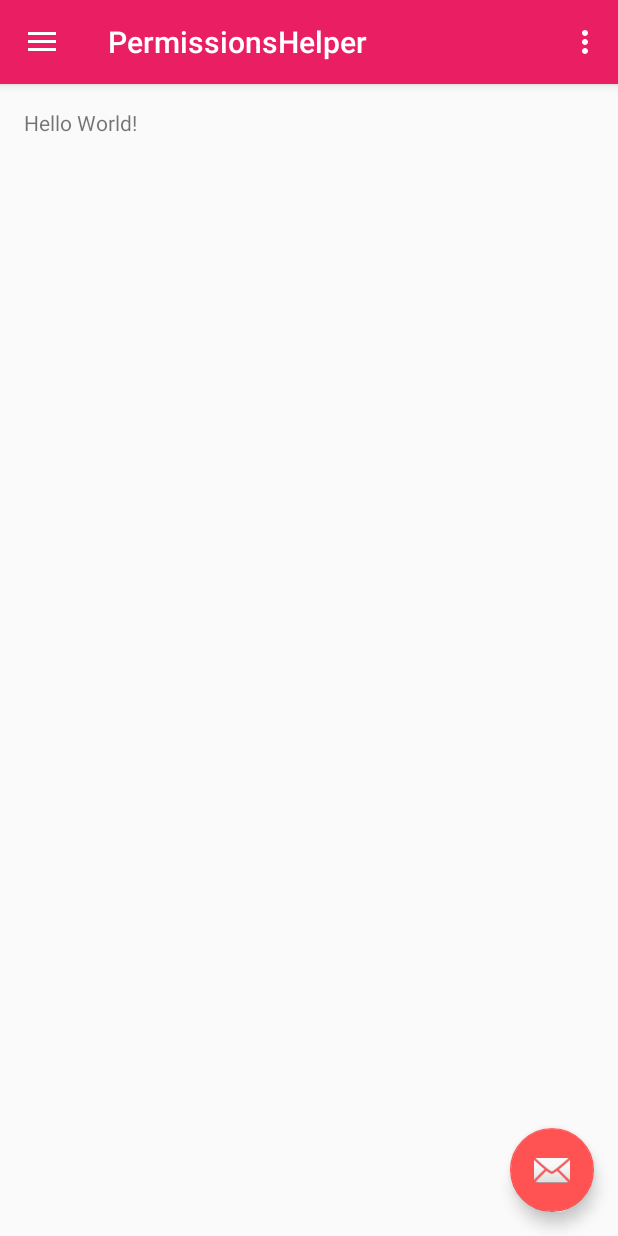
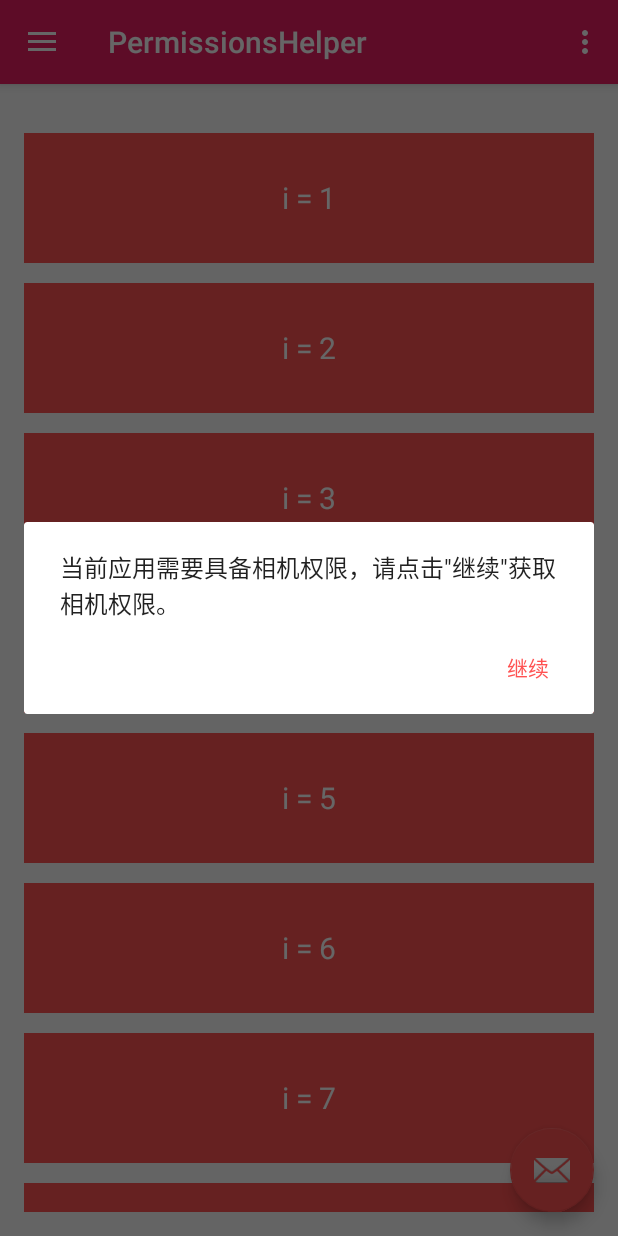
Before and after one commit to SwordJian/PermissionsHelper, an Android app: the screen it shows after launch (MainActivity), after a tap on "Import", on a phone screen of 412 x 824 dp. Run offline under Robolectric (Android 15) with nearby library versions, the phone set to English and light mode, and no system bars; 1 other tap on this screen came first.

Commit message:
增加是否显示第一个对话框的设置方法

```diff
--- a/app/build.gradle
+++ b/app/build.gradle
@@ -2,11 +2,11 @@ apply plugin: 'com.android.application'
 
 android {
     compileSdkVersion 25
-    buildToolsVersion "25.0.1"
+    buildToolsVersion '26.0.2'
     defaultConfig {
         applicationId 'com.sword.permissionshelper'
         minSdkVersion 14
-        targetSdkVersion 25
+        targetSdkVersion 23
         versionCode 1
         versionName "1.0"
         testInstrumentationRunner "android.support.test.runner.AndroidJUnitRunner"
--- a/app/src/main/AndroidManifest.xml
+++ b/app/src/main/AndroidManifest.xml
@@ -3,6 +3,10 @@
           xmlns:android="http://schemas.android.com/apk/res/android">
 
     <uses-permission android:name="android.permission.CAMERA"/>
+    <uses-permission android:name="android.permission.WRITE_EXTERNAL_STORAGE"/>
+    <uses-permission android:name="android.permission.READ_EXTERNAL_STORAGE"/>
+    <uses-permission android:name="android.permission.ACCESS_COARSE_LOCATION"/>
+    <uses-permission android:name="android.permission.ACCESS_FINE_LOCATION"/>
 
     <application
         android:allowBackup="true"
--- a/app/src/main/java/com/sword/permissionshelper/MainActivity.java
+++ b/app/src/main/java/com/sword/permissionshelper/MainActivity.java
@@ -2,6 +2,7 @@ package com.sword.permissionshelper;
 
 import android.Manifest;
 import android.content.Intent;
+import android.graphics.Color;
 import android.os.Bundle;
 import android.provider.MediaStore;
 import android.support.annotation.NonNull;
@@ -13,9 +14,14 @@ import android.support.v4.widget.DrawerLayout;
 import android.support.v7.app.ActionBarDrawerToggle;
 import android.support.v7.app.AppCompatActivity;
 import android.support.v7.widget.Toolbar;
+import android.util.Log;
+import android.view.Gravity;
 import android.view.Menu;
 import android.view.MenuItem;
 import android.view.View;
+import android.widget.LinearLayout;
+import android.widget.TextView;
+import android.widget.Toast;
 
 import com.sword.permissionshelper.library.PermissionsHepler;
 
@@ -46,6 +52,47 @@ public class MainActivity extends AppCompatActivity
 
         NavigationView navigationView = (NavigationView) findViewById(R.id.nav_view);
         navigationView.setNavigationItemSelectedListener(this);
+
+        LinearLayout scrollLayout = (LinearLayout) findViewById(R.id.scroll_layout);
+        for (int i = 0; i < 60; i++) {
+            LinearLayout textLayout = new LinearLayout(getApplicationContext());
+            textLayout.setPadding(0, 10, 0, 10);
+            scrollLayout.addView(textLayout, new LinearLayout.LayoutParams(LinearLayout.LayoutParams.MATCH_PARENT, 150));
+
+            TextView lTextView = new TextView(getApplicationContext());
+            lTextView.setText("i = " + (i + 1));
+            lTextView.setTag(i);
+            lTextView.setTextSize(20);
+            lTextView.setTextColor(Color.WHITE);
+            lTextView.setGravity(Gravity.CENTER);
+            lTextView.setBackgroundColor(getResources().getColor(R.color.colorAccent));
+            textLayout.addView(lTextView, new LinearLayout.LayoutParams(LinearLayout.LayoutParams.MATCH_PARENT, LinearLayout.LayoutParams.MATCH_PARENT));
+
+            lTextView.setOnClickListener(new View.OnClickListener() {
+                @Override
+                public void onClick(View pView) {
+                    int[] location = new int[2];
+                    pView.getLocationInWindow(location);
+                    int x = location[0];
+                    int y = location[1];
+
+                    Log.d("Sword", "pView-y-->" + y);
+                    Log.d("Sword", "pView-tag-->" + pView.getTag());
+                    Log.d("Sword", "-----------------------------");
+                    int[] location2 = new int[2];
+                    pView.getLocationOnScreen(location2);
+                    int x2 = location2[0];
+                    int y2 = location2[1];
+                    Log.d("Sword", "pView-y2-->" + y2);
+                    Log.d("Sword", "pView-tag-->" + pView.getTag());
+                    Log.d("Sword", "===============================");
+                }
+            });
+        }
+
+        Log.d("Sword", "has permission: " + PermissionsHepler.getInstance(this).checkPermissionGranted(Manifest.permission.CAMERA));
+        Log.d("Sword", "show permission: " + PermissionsHepler.getInstance(this).shouldShowRequestPermissionRationale(Manifest.permission.CAMERA));
+
     }
 
     @Override
@@ -93,13 +140,14 @@ public class MainActivity extends AppCompatActivity
                 public void hasPermission() {
                     Intent intent = new Intent(MediaStore.ACTION_IMAGE_CAPTURE);
                     startActivityForResult(intent, 1);
+                    Toast.makeText(getApplicationContext(), "获取权限成功", Toast.LENGTH_SHORT).show();
                 }
 
                 @Override
                 public void noPermission(String code) {
-
+                    Toast.makeText(getApplicationContext(), "获取权限失败: " + code, Toast.LENGTH_SHORT).show();
                 }
-            }, Manifest.permission.CAMERA);
+            }, true, Manifest.permission.ACCESS_COARSE_LOCATION, Manifest.permission.ACCESS_FINE_LOCATION, Manifest.permission.READ_EXTERNAL_STORAGE, Manifest.permission.WRITE_EXTERNAL_STORAGE, Manifest.permission.CAMERA);
 
         } else if (id == R.id.nav_gallery) {
 
@@ -120,8 +168,7 @@ public class MainActivity extends AppCompatActivity
 
     @Override
     public void onRequestPermissionsResult(int requestCode, @NonNull String[] permissions, @NonNull int[] grantResults) {
-        if (PermissionsHepler.getInstance(this).onRequestPermissionsResult(requestCode,permissions,grantResults))
-        {
+        if (PermissionsHepler.getInstance(this).onRequestPermissionsResult(requestCode, permissions, grantResults)) {
             super.onRequestPermissionsResult(requestCode, permissions, grantResults);
         }
     }
--- a/app/src/main/res/layout/content_main.xml
+++ b/app/src/main/res/layout/content_main.xml
@@ -1,5 +1,5 @@
 <?xml version="1.0" encoding="utf-8"?>
-<RelativeLayout
+<FrameLayout
     android:id="@+id/content_main"
     xmlns:android="http://schemas.android.com/apk/res/android"
     xmlns:app="http://schemas.android.com/apk/res-auto"
@@ -14,8 +14,17 @@
     tools:context="com.sword.permissionshelper.MainActivity"
     tools:showIn="@layout/app_bar_main">
 
-    <TextView
-        android:layout_width="wrap_content"
-        android:layout_height="wrap_content"
-        android:text="Hello World!"/>
-</RelativeLayout>
+    <ScrollView
+        android:layout_width="match_parent"
+        android:layout_height="match_parent">
+
+        <LinearLayout
+            android:id="@+id/scroll_layout"
+            android:layout_width="match_parent"
+            android:layout_height="wrap_content"
+            android:paddingTop="10dp"
+            android:orientation="vertical">
+        </LinearLayout>
+    </ScrollView>
+
+</FrameLayout>
--- a/app/src/main/res/values/strings.xml
+++ b/app/src/main/res/values/strings.xml
@@ -4,8 +4,4 @@
     <string name="navigation_drawer_open">Open navigation drawer</string>
     <string name="navigation_drawer_close">Close navigation drawer</string>
 
-    <string name="action_settings" translatable="false">设置</string>
-    <string name="action_cancel" translatable="false">取消</string>
-    <string name="action_exit">exit</string>
-    <string name="permission_tips">当前应用缺少%1$s权限，请点击\"设置\"-\"权限\"-打开%1$s权限。</string>
 </resources>
--- a/build.gradle
+++ b/build.gradle
@@ -5,7 +5,7 @@ buildscript {
         jcenter()
     }
     dependencies {
-        classpath 'com.android.tools.build:gradle:2.2.0'
+        classpath 'com.android.tools.build:gradle:3.0.0'
 
         // NOTE: Do not place your application dependencies here; they belong
         // in the individual module build.gradle files
--- a/permissionshelperlibrary/build.gradle
+++ b/permissionshelperlibrary/build.gradle
@@ -2,7 +2,7 @@ apply plugin: 'com.android.library'
 
 android {
     compileSdkVersion 25
-    buildToolsVersion "25.0.1"
+    buildToolsVersion "26.0.2"
 
     defaultConfig {
         minSdkVersion 14
@@ -26,6 +26,6 @@ dependencies {
     androidTestCompile('com.android.support.test.espresso:espresso-core:2.2.2', {
         exclude group: 'com.android.support', module: 'support-annotations'
     })
-    compile 'com.android.support:appcompat-v7:25.0.1'
+    compile 'com.android.support:appcompat-v7:25.0.0'
     testCompile 'junit:junit:4.12'
 }
--- a/permissionshelperlibrary/src/main/java/com/sword/permissionshelper/library/PermissionsHepler.java
+++ b/permissionshelperlibrary/src/main/java/com/sword/permissionshelper/library/PermissionsHepler.java
@@ -10,6 +10,7 @@ import android.provider.Settings;
 import android.support.annotation.NonNull;
 import android.support.v4.app.ActivityCompat;
 import android.support.v7.app.AlertDialog;
+import android.util.Log;
 
 import java.util.HashMap;
 import java.util.Map;
@@ -18,21 +19,38 @@ import java.util.Map;
  * Created by SwordJian on 2016/12/2.
  *
  * @author SwordJian
- * @editor SwordJian on 2016/12/2
+ * @editor SwordJian on 2017/10/27
+ * <p>
+ * 封装Android M(6.0)以上的权限访问库，执行{@link #performCodeWithPermission(String, PermissionCallback, boolean, String...)}就可以弹出提示框。
+ * 在用户选择拒绝再次提示之后，会弹出Dialog来引导用户前往设置打开权限。
  */
 
 public class PermissionsHepler {
 
+    /**
+     * 授权后{@link #onRequestPermissionsResult(int, String[], int[])} 的回调Code
+     */
+    public static final int permissionRequestCode = 88;
+
     private Activity mActivity;
+
     private static PermissionsHepler sHepler;
 
+    /**
+     * 弹出的第一个Dialog文字
+     */
     private String permissionDes;
+    /**
+     * 弹出的第二个Dialog文字
+     */
     private String missPermissionDes;
-    private int permissionRequestCode = 88;
+    /**
+     * 是否显示权限提示
+     */
     public boolean isShowPermission = false;
     private PermissionCallback permissionCallback;
 
-    Map<String, Integer> permissionMap;
+    private Map<String, Integer> permissionMap;
 
     public interface PermissionCallback {
         void hasPermission();
@@ -43,9 +61,9 @@ public class PermissionsHepler {
     public static PermissionsHepler getInstance(Activity pAct) {
         if (sHepler == null) {
             sHepler = new PermissionsHepler();
+            sHepler.permissionMap = new HashMap<>();
         }
         sHepler.mActivity = pAct;
-        sHepler.permissionMap = new HashMap<>();
         return sHepler;
     }
 
@@ -64,6 +82,18 @@ public class PermissionsHepler {
      * @param permissions   请求的权限（数组类型），直接从Manifest中读取相应的值，比如Manifest.permission.WRITE_CONTACTS
      */
     public void performCodeWithPermission(@NonNull String permissionDes, PermissionCallback callback, @NonNull String... permissions) {
+        performCodeWithPermission(permissionDes, callback, false, permissions);
+    }
+
+    /**
+     * Android M运行时权限请求封装
+     *
+     * @param permissionDes 权限描述
+     * @param callback      请求权限回调
+     * @param isShowDialog  是否显示对话框
+     * @param permissions   请求的权限（数组类型），直接从Manifest中读取相应的值，比如Manifest.permission.WRITE_CONTACTS
+     */
+    public void performCodeWithPermission(@NonNull String permissionDes, PermissionCallback callback, boolean isShowDialog, @NonNull String... permissions) {
         isShowPermission = true;
         this.permissionDes = getActivity().getResources().getString(R.string.permission_tips);
         this.permissionDes = String.format(this.permissionDes, permissionDes);
@@ -73,14 +103,14 @@ public class PermissionsHepler {
 //        this.permissionrequestCode = requestCode;
         this.permissionCallback = callback;
 
-        if ((Build.VERSION.SDK_INT < Build.VERSION_CODES.M) || checkPermissionGranted(permissions)) {
+        if ((Build.VERSION.SDK_INT < Build.VERSION_CODES.M)/* || checkPermissionGranted(permissions)*/) {
             if (permissionCallback != null) {
                 permissionCallback.hasPermission();
                 permissionCallback = null;
             }
         } else {
             //permission has not been granted.
-            requestPermission(permissionRequestCode, permissions);
+            requestPermission(isShowDialog, permissionRequestCode, permissions);
         }
 
     }
@@ -107,10 +137,14 @@ public class PermissionsHepler {
     public boolean shouldShowRequestPermissionRationale(String... permissions) {
         boolean flag = false;
         for (String p : permissions) {
+            Log.d("Sword", p + " : " + ActivityCompat.shouldShowRequestPermissionRationale(getActivity(), p));
+            Log.d("Sword", "---------------------------------");
             if (ActivityCompat.shouldShowRequestPermissionRationale(getActivity(), p)) {
                 flag = true;
                 break;
             } else {
+                Log.d("Sword", p + " map : " + permissionMap.get(p));
+                Log.d("Sword", "---------------------------------");
                 if (permissionMap.get(p) == null || permissionMap.get(p) == 0) {
                     flag = true;
                     break;
@@ -120,16 +154,29 @@ public class PermissionsHepler {
         return flag;
     }
 
-    private void requestPermission(final int requestCode, final String[] permissions) {
+    private void requestPermission(boolean isShowDialog, final int requestCode, final String[] permissions) {
         if (shouldShowRequestPermissionRationale(permissions)) {
+            if (isShowDialog) {
                 new AlertDialog.Builder(getActivity()).setMessage(permissionDes)
                         .setPositiveButton(R.string.action_keepon, new DialogInterface.OnClickListener() {
                             @Override
                             public void onClick(DialogInterface dialog, int which) {
-
                                 ActivityCompat.requestPermissions(getActivity(), permissions, requestCode);
                             }
+                        }).setOnCancelListener(new DialogInterface.OnCancelListener() {
+                    @Override
+                    public void onCancel(DialogInterface dialog) {
+                        if (permissionCallback != null) {
+                            permissionCallback.noPermission("cancel");
+                        }
+                        isShowPermission = false;
+                        permissionCallback = null;
+                    }
                 }).show();
+            } else {
+                ActivityCompat.requestPermissions(getActivity(), permissions, requestCode);
+            }
+
         } else {
             new AlertDialog.Builder(getActivity()).setTitle(android.R.string.dialog_alert_title).setMessage(missPermissionDes)
                     .setPositiveButton(R.string.action_settings, new DialogInterface.OnClickListener() {
@@ -140,15 +187,18 @@ public class PermissionsHepler {
                             intent.setAction(Settings.ACTION_APPLICATION_DETAILS_SETTINGS);
                             intent.setData(Uri.fromParts("package", mActivity.getPackageName(), null));
                             mActivity.startActivity(intent);
-
+                            if (permissionCallback != null) {
                                 permissionCallback.noPermission("setting");
+                            }
                             isShowPermission = false;
                             permissionCallback = null;
                         }
                     }).setNegativeButton(R.string.action_cancel, new DialogInterface.OnClickListener() {
                 @Override
                 public void onClick(DialogInterface dialog, int which) {
+                    if (permissionCallback != null) {
                         permissionCallback.noPermission("cancel");
+                    }
                     isShowPermission = false;
                     permissionCallback = null;
                 }
@@ -170,10 +220,13 @@ public class PermissionsHepler {
                 }
             } else {
                 if (permissionCallback != null) {
-                    permissionCallback.noPermission("");
+                    permissionCallback.noPermission("refuse");
 //                    permissionCallback = null;
                 }
                 for (String p : permissions) {
+
+                    Log.d("Sword", p + " refuse : " + permissionMap.get(p));
+                    Log.d("Sword", "---------------------------------");
                     permissionMap.put(p, 1);
                 }
             }
@@ -200,4 +253,12 @@ public class PermissionsHepler {
         return true;
     }
 
+    public static String getVersion() {
+        return "1.0.5";
     }
+
+    public static String getGitHubLink() {
+        return "https://github.com/SwordJian/PermissionsHelper";
+    }
+
+}
```
Also changed, not shown: gradle/wrapper/gradle-wrapper.properties. Lines whose indentation alone changed are shown as unchanged.
